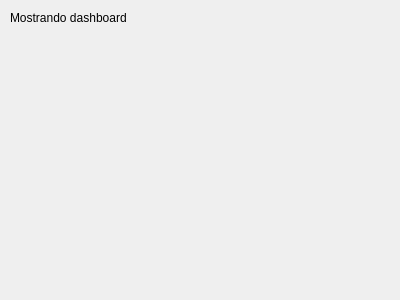
Old version of the form infraestructure/ui/pages/dashboard/dashboard_view.ui in the repository judajaavAlt/PI2.
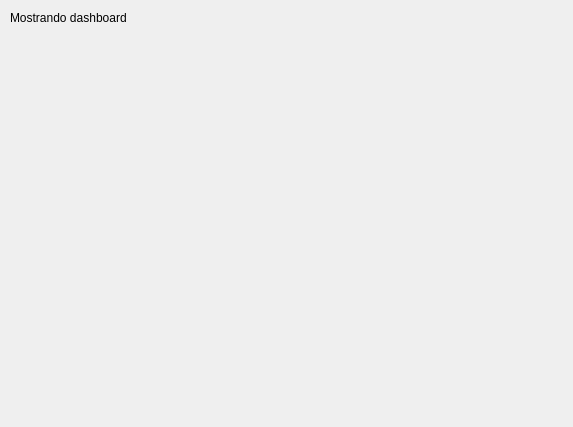
New version of the form.

Commit message: Ajuste al ancho y largo del widget correspondiente al dashboard

The edit to the form file:
```diff
--- a/infraestructure/ui/pages/dashboard/dashboard_view.ui
+++ b/infraestructure/ui/pages/dashboard/dashboard_view.ui
@@ -6,8 +6,8 @@
    <rect>
     <x>0</x>
     <y>0</y>
-    <width>400</width>
-    <height>300</height>
+    <width>573</width>
+    <height>427</height>
    </rect>
   </property>
   <property name="windowTitle">
```
